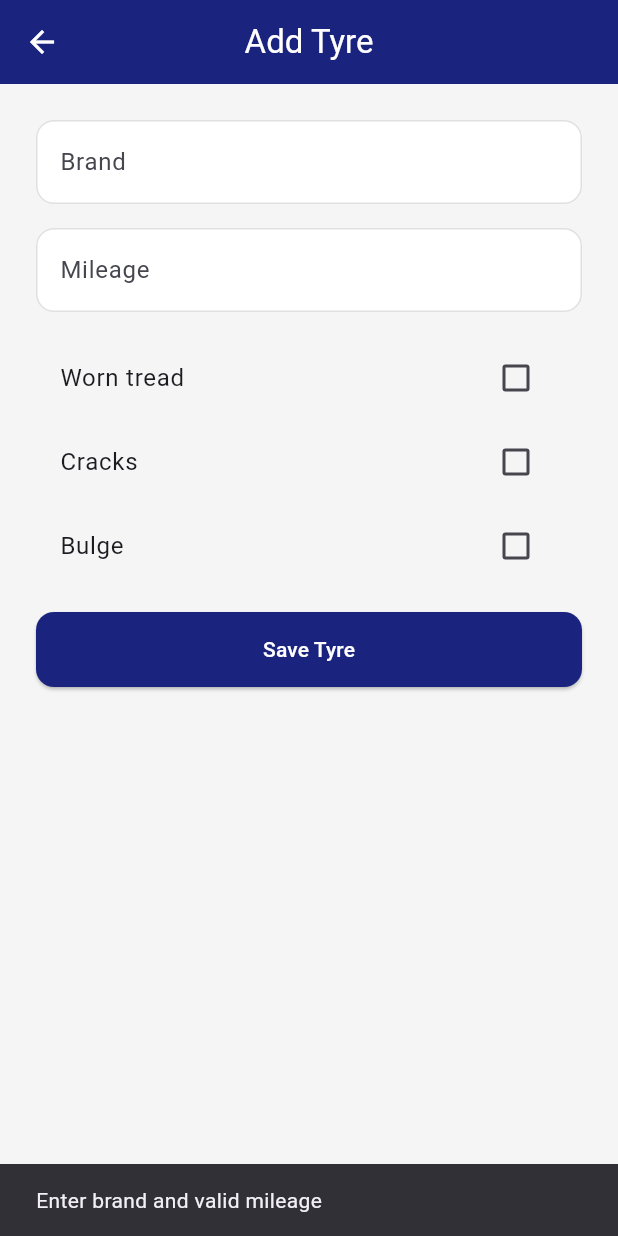
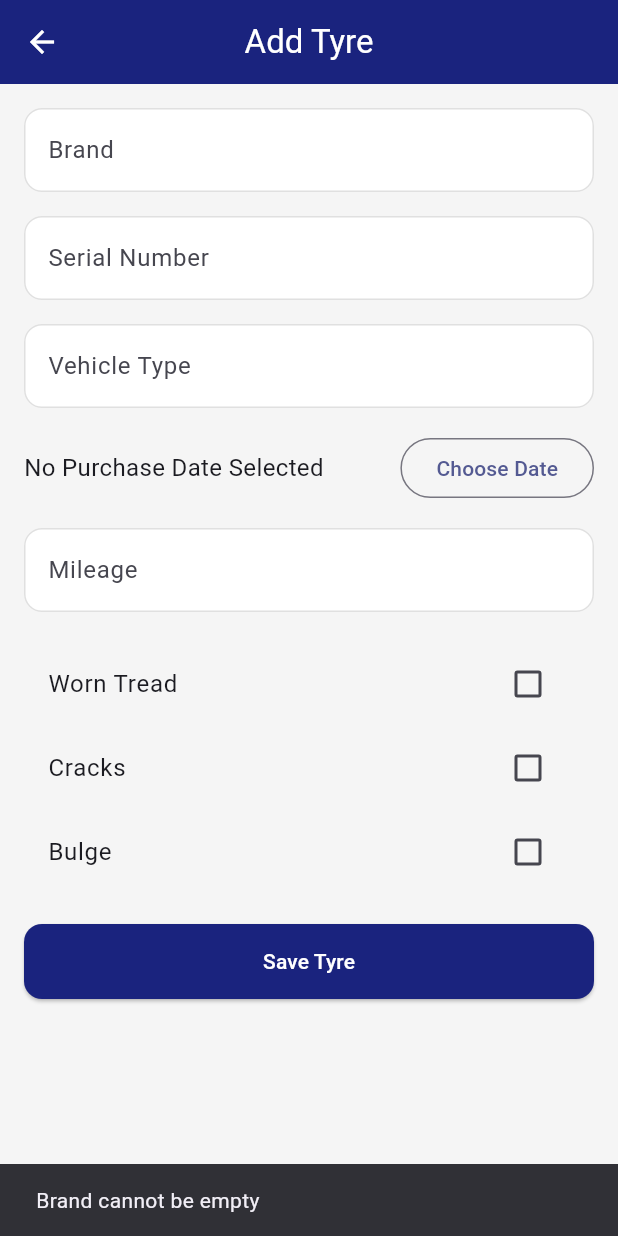
Before and after one commit to devik-hub/tyre-track-app, a Flutter app: the AddTyreScreen screen opened by its route, after a tap on "Save Tyre", on a phone screen of 412 x 824 dp. Run offline on Flutter 3.47's test engine with Material 3 defaults, Android fonts, the light colour scheme and no system bars; our stand-ins replace cloud_firestore, firebase_auth, firebase_core; accounts and stored records are empty.

Commit message:
updated app with firebase, tyre logic and UI fixes

```diff
--- a/lib/screens/home_screen.dart
+++ b/lib/screens/home_screen.dart
@@ -29,6 +29,12 @@
         title: Text(_titles[_selectedIndex]),
       ),
       body: _tabs[_selectedIndex],
+      floatingActionButton: _selectedIndex == 1
+          ? FloatingActionButton(
+              onPressed: () => Navigator.pushNamed(context, '/add_tyre'),
+              child: const Icon(Icons.add),
+            )
+          : null,
       bottomNavigationBar: BottomNavigationBar(
         currentIndex: _selectedIndex,
         type: BottomNavigationBarType.fixed,
--- a/lib/screens/tyre/add_tyre_screen.dart
+++ b/lib/screens/tyre/add_tyre_screen.dart
@@ -1,5 +1,5 @@
+import 'package:flutter/material.dart';
 import 'package:cloud_firestore/cloud_firestore.dart';
-import 'package:flutter/material.dart';
 
 class AddTyreScreen extends StatefulWidget {
   const AddTyreScreen({super.key});
@@ -9,103 +9,200 @@
 }
 
 class _AddTyreScreenState extends State<AddTyreScreen> {
-  final _brandController = TextEditingController();
-  final _mileageController = TextEditingController();
-  bool _wornTread = false;
-  bool _cracks = false;
-  bool _bulge = false;
+  // Controllers
+  final TextEditingController brandController = TextEditingController();
+  final TextEditingController mileageController = TextEditingController();
+  final TextEditingController serialNumberController = TextEditingController();
+  final TextEditingController vehicleTypeController = TextEditingController();
+
+  DateTime? _purchaseDate;
+
+  // Checkbox values
+  bool wornTread = false;
+  bool cracks = false;
+  bool bulge = false;
   bool _isSaving = false;
 
-  @override
-  void dispose() {
-    _brandController.dispose();
-    _mileageController.dispose();
-    super.dispose();
+  // Save function
+  Future<void> _pickPurchaseDate() async {
+    final now = DateTime.now();
+    final picked = await showDatePicker(
+      context: context,
+      initialDate: _purchaseDate ?? now,
+      firstDate: DateTime(2000),
+      lastDate: now,
+    );
+    if (picked != null) {
+      setState(() {
+        _purchaseDate = picked;
+      });
+    }
   }
 
-  Future<void> _saveTyre() async {
-    final brand = _brandController.text.trim();
-    final mileage = int.tryParse(_mileageController.text.trim());
-    if (brand.isEmpty || mileage == null) {
+  Future<void> saveTyre() async {
+    final brand = brandController.text.trim();
+    if (brand.isEmpty) {
       ScaffoldMessenger.of(context).showSnackBar(
-        const SnackBar(content: Text('Enter brand and valid mileage')),
+        const SnackBar(content: Text("Brand cannot be empty")),
       );
       return;
     }
 
-    setState(() => _isSaving = true);
+    setState(() {
+      _isSaving = true;
+    });
+
     try {
       await FirebaseFirestore.instance.collection('tyres').add({
         'brand': brand,
-        'mileage': mileage,
-        'wornTread': _wornTread,
-        'cracks': _cracks,
-        'bulge': _bulge,
+        'mileage': int.tryParse(mileageController.text.trim()) ?? 0,
+        'serial': serialNumberController.text.trim(),
+        'vehicle': vehicleTypeController.text.trim(),
+        'purchaseDate': _purchaseDate != null ? Timestamp.fromDate(_purchaseDate!) : null,
+        'wornTread': wornTread,
+        'cracks': cracks,
+        'bulge': bulge,
         'createdAt': FieldValue.serverTimestamp(),
       });
-      if (mounted) Navigator.pop(context);
+
+      if (!mounted) return;
+      // Success message
+      ScaffoldMessenger.of(context).showSnackBar(
+        const SnackBar(content: Text("Tyre added successfully")),
+      );
+
+      Navigator.pop(context);
     } catch (e) {
       if (!mounted) return;
-      ScaffoldMessenger.of(
-        context,
-      ).showSnackBar(SnackBar(content: Text('Failed to add tyre: $e')));
+      ScaffoldMessenger.of(context).showSnackBar(
+        SnackBar(content: Text("Error: $e")),
+      );
     } finally {
-      if (mounted) setState(() => _isSaving = false);
+      if (mounted) {
+        setState(() {
+          _isSaving = false;
+        });
+      }
     }
   }
 
   @override
   Widget build(BuildContext context) {
     return Scaffold(
-      appBar: AppBar(title: const Text('Add Tyre')),
+      appBar: AppBar(
+        title: const Text("Add Tyre"),
+      ),
       body: SingleChildScrollView(
-        padding: const EdgeInsets.all(24),
+        padding: const EdgeInsets.all(16.0),
         child: Column(
           children: [
+            // Brand
             TextField(
-              controller: _brandController,
+              controller: brandController,
               decoration: const InputDecoration(
-                labelText: 'Brand',
+                labelText: "Brand",
                 border: OutlineInputBorder(),
               ),
             ),
             const SizedBox(height: 16),
+
+            // Serial Number
             TextField(
-              controller: _mileageController,
-              keyboardType: TextInputType.number,
+              controller: serialNumberController,
               decoration: const InputDecoration(
-                labelText: 'Mileage',
+                labelText: "Serial Number",
                 border: OutlineInputBorder(),
               ),
             ),
             const SizedBox(height: 16),
-            CheckboxListTile(
-              value: _wornTread,
-              onChanged: (v) => setState(() => _wornTread = v ?? false),
-              title: const Text('Worn tread'),
+
+            // Vehicle Type
+            TextField(
+              controller: vehicleTypeController,
+              decoration: const InputDecoration(
+                labelText: "Vehicle Type",
+                border: OutlineInputBorder(),
               ),
-            CheckboxListTile(
-              value: _cracks,
-              onChanged: (v) => setState(() => _cracks = v ?? false),
-              title: const Text('Cracks'),
-            ),
-            CheckboxListTile(
-              value: _bulge,
-              onChanged: (v) => setState(() => _bulge = v ?? false),
-              title: const Text('Bulge'),
             ),
             const SizedBox(height: 16),
+
+            // Purchase Date
+            Row(
+              children: [
+                Expanded(
+                  child: Text(
+                    _purchaseDate == null
+                        ? "No Purchase Date Selected"
+                        : "Purchase Date: ${_purchaseDate!.year}-${_purchaseDate!.month.toString().padLeft(2, '0')}-${_purchaseDate!.day.toString().padLeft(2, '0')}",
+                    style: const TextStyle(fontSize: 16),
+                  ),
+                ),
+                OutlinedButton(
+                  onPressed: _pickPurchaseDate,
+                  child: const Text("Choose Date"),
+                ),
+              ],
+            ),
+            const SizedBox(height: 16),
+
+            // Mileage
+            TextField(
+              controller: mileageController,
+              keyboardType: TextInputType.number,
+              decoration: const InputDecoration(
+                labelText: "Mileage",
+                border: OutlineInputBorder(),
+              ),
+            ),
+            const SizedBox(height: 20),
+
+            // Worn tread
+            CheckboxListTile(
+              title: const Text("Worn Tread"),
+              value: wornTread,
+              onChanged: (val) {
+                setState(() {
+                  wornTread = val!;
+                });
+              },
+            ),
+
+            // Cracks
+            CheckboxListTile(
+              title: const Text("Cracks"),
+              value: cracks,
+              onChanged: (val) {
+                setState(() {
+                  cracks = val!;
+                });
+              },
+            ),
+
+            // Bulge
+            CheckboxListTile(
+              title: const Text("Bulge"),
+              value: bulge,
+              onChanged: (val) {
+                setState(() {
+                  bulge = val!;
+                });
+              },
+            ),
+
+            const SizedBox(height: 20),
+
+            // Save button
             SizedBox(
               width: double.infinity,
               child: ElevatedButton(
-                onPressed: _isSaving ? null : _saveTyre,
+                onPressed: _isSaving ? null : saveTyre,
                 child: _isSaving
                   ? const SizedBox(
                       width: 20,
                       height: 20,
                       child: CircularProgressIndicator(strokeWidth: 2),
                     )
-                    : const Text('Save Tyre'),
+                  : const Text("Save Tyre"),
               ),
             ),
           ],
```
Also changed, not shown: lib/screens/booking/bookings_screen.dart (+19 -18 lines), lib/screens/home/home_screen.dart (+61 -0 lines), lib/screens/tyre/tyre_detail_screen.dart (+49 -5 lines), lib/screens/tyre/tyre_list_screen.dart (+49 -25 lines), lib/utils/tyre_utils.dart (added, +39 -0 lines), firebase.json (added), lib/firebase_options.dart, 4 other files. Lines whose indentation alone changed are shown as unchanged.
